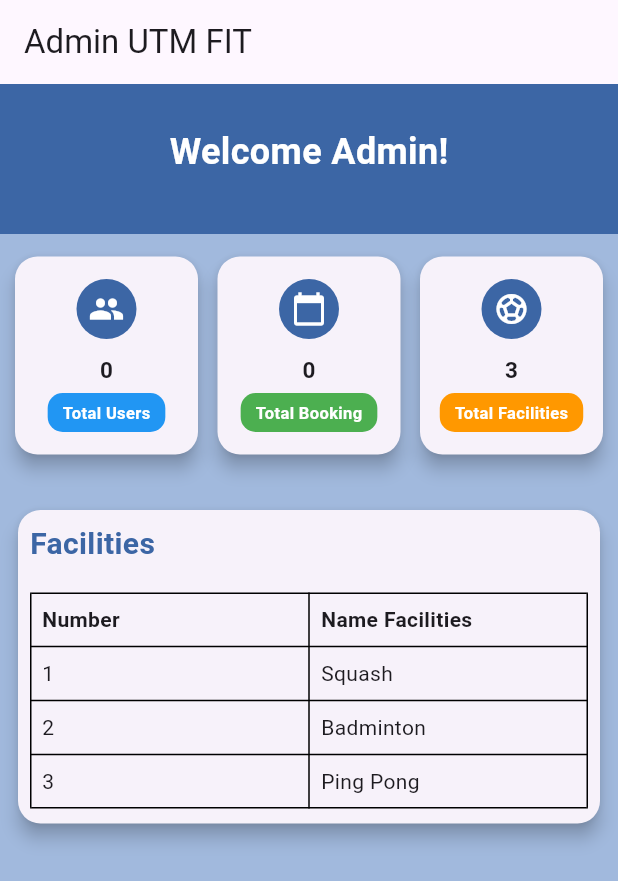
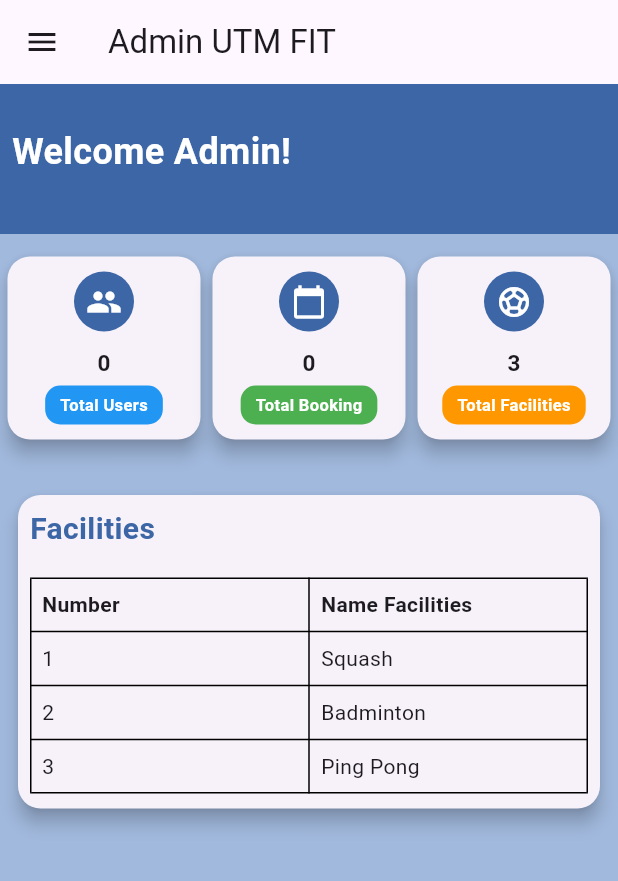
Before and after one commit to nuramirahathirahnazli/ByteBurst, a Flutter app: the AnnouncementsPage screen opened directly, in the side drawer, after a tap on "Home", on a phone screen of 412 x 824 dp. Shown: the top 881 px of the screen. Run offline on Flutter 3.47's test engine with Material 3 defaults, Android fonts, the phone set to English and light mode, and no system bars; our stand-ins replace cloud_firestore, firebase_auth, firebase_core, table_calendar; missing offline and left inert: flutter_stripe; accounts and stored records are empty.

Commit message:
remove back the automation back at admin side

```diff
--- a/utmfit/lib/screens/admin/Announcement/announcements_page.dart
+++ b/utmfit/lib/screens/admin/Announcement/announcements_page.dart
@@ -158,7 +158,6 @@ class _AnnouncementsPageState extends State<AnnouncementsPage> {
       backgroundColor: clrAdminBase,
       appBar: AppBar(
         backgroundColor: clrAdminPrimary,
-        automaticallyImplyLeading: false,
         elevation: 0,
         title: Row(
           children: [
--- a/utmfit/lib/screens/admin/Booking/view_list_booking.dart
+++ b/utmfit/lib/screens/admin/Booking/view_list_booking.dart
@@ -151,7 +151,6 @@ Future<int> fetchTotalBookings() async {
       backgroundColor: clrAdminBase,
       appBar: AppBar(
         backgroundColor: clrAdminPrimary,
-        automaticallyImplyLeading: false,
         elevation: 0,
         title: Row(
           children: [
--- a/utmfit/lib/screens/admin/dashboard_admin.dart
+++ b/utmfit/lib/screens/admin/dashboard_admin.dart
@@ -63,7 +63,7 @@ class _DashboardAdminState extends State<DashboardAdmin> {
     backgroundColor: clrAdmin2,
     appBar: AppBar(
       title: Text('Admin UTM FIT'),
-        automaticallyImplyLeading: false,
+
     ),
     drawer: sidebar(
       selectedIndex: _selectedIndex,
@@ -71,7 +71,8 @@ class _DashboardAdminState extends State<DashboardAdmin> {
     ),
     body: _isLoading
         ? Center(child: CircularProgressIndicator())
-          : Stack(
+        : SingleChildScrollView(
+            child: Stack(
               children: <Widget>[
                 Positioned(
                   child: Container(
@@ -81,8 +82,8 @@ class _DashboardAdminState extends State<DashboardAdmin> {
                     ),
                   ),
                 ),
-                SingleChildScrollView(
-                  child: Column(
+                Column(
+                  crossAxisAlignment: CrossAxisAlignment.start,
                   children: <Widget>[
                     SizedBox(height: 20),
                     Padding(
@@ -102,27 +103,34 @@ class _DashboardAdminState extends State<DashboardAdmin> {
   child: Row(
     mainAxisAlignment: MainAxisAlignment.spaceEvenly,
     children: <Widget>[
-                            _buildStatisticCard(
+      Expanded(
+        child: _buildStatisticCard(
           icon: Icons.people,
           total: totalUsers,
           label: 'Total Users',
           labelColor: Colors.blue,
         ),
-                            _buildStatisticCard(
+      ),
+      Expanded(
+        child: _buildStatisticCard(
           icon: Icons.calendar_today,
           total: totalBooking,
           label: 'Total Booking',
           labelColor: Colors.green,
         ),
-                            _buildStatisticCard(
+      ),
+      Expanded(
+        child: _buildStatisticCard(
           icon: Icons.sports_soccer,
           total: 3,
           label: 'Total Facilities',
           labelColor: Colors.orange,
         ),
+      ),
     ],
   ),
 ),
+
                     SizedBox(height: 20),
                     Padding(
                       padding: const EdgeInsets.all(8.0),
@@ -158,11 +166,13 @@ class _DashboardAdminState extends State<DashboardAdmin> {
                     ),
                   ],
                 ),
+              ],
             ),
-              ],
           ),
   );
 }
+
+
 
 Widget _buildStatisticCard({
   required IconData icon,
@@ -172,7 +182,6 @@ class _DashboardAdminState extends State<DashboardAdmin> {
 }) {
   return Container(
     width: 130,
-      height: 140,
     child: Card(
       elevation: 5,
       shape: RoundedRectangleBorder(
@@ -213,6 +222,8 @@ class _DashboardAdminState extends State<DashboardAdmin> {
     ),
   );
 }
+
+
 
  Widget _buildFacilitiesTable() {
   return Padding(
--- a/utmfit/lib/screens/admin/facilities_admin.dart
+++ b/utmfit/lib/screens/admin/facilities_admin.dart
@@ -61,7 +61,6 @@ class _FacilitiesAdminState extends State<FacilitiesAdmin> {
       backgroundColor: clrAdminBase, // Set the entire background screen color
       appBar: AppBar(
         backgroundColor: clrAdminPrimary,
-        automaticallyImplyLeading: false,
         elevation: 0,
         title: Row(
           children: [
--- a/utmfit/lib/screens/admin/userlist_admin.dart
+++ b/utmfit/lib/screens/admin/userlist_admin.dart
@@ -64,7 +64,6 @@ class _UsersDisplayState extends State<UsersDisplay> {
       backgroundColor: clrAdminBase,
       appBar: AppBar(
         backgroundColor: clrAdminPrimary,
-        automaticallyImplyLeading: false,
         elevation: 0,
         title: Row(
           children: [
--- a/utmfit/lib/screens/user/Announcement/announcement_detail.dart
+++ b/utmfit/lib/screens/user/Announcement/announcement_detail.dart
@@ -13,7 +13,7 @@ class AnnouncementDetailPage extends StatelessWidget {
         title: Text('Announcement Detail'),
         backgroundColor:
             Color.fromARGB(255, 255, 231, 172), // Customizing the AppBar color
-        automaticallyImplyLeading: false,
+
       ),
       body: SingleChildScrollView(
         padding: const EdgeInsets.all(16.0),
```
Lines whose indentation alone changed are shown as unchanged.
